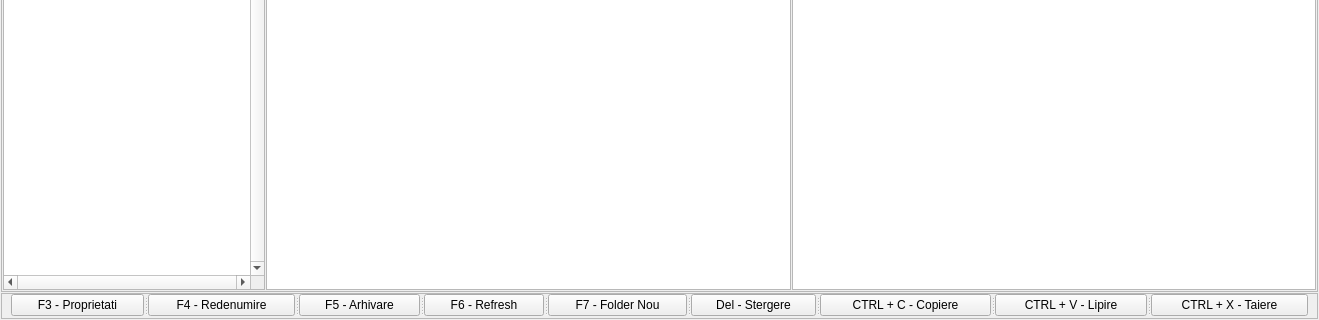
dmn223/TotalCommander, file TotalCommander/Display.ui: the form before one commit; both pictures show x 0 to 1319 and y 505 to 825 of the 1319 by 825 pixel window.
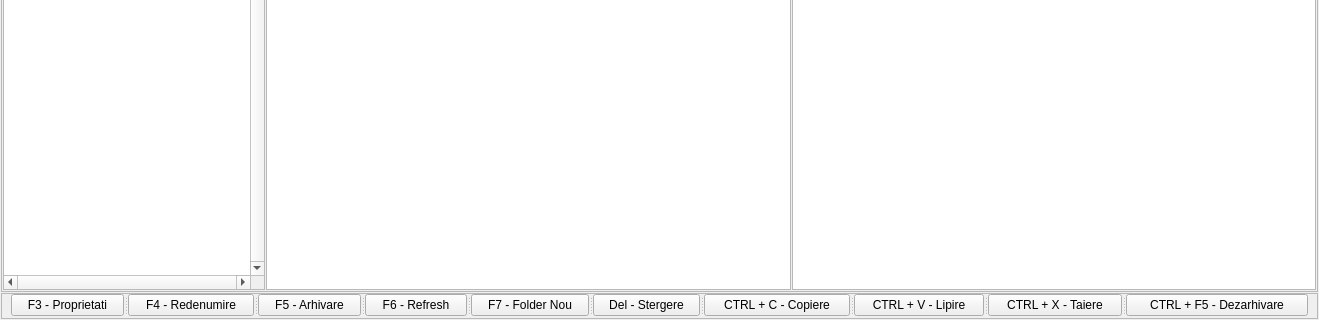
The form after the commit.

What changed in the file:
```diff
--- a/TotalCommander/Display.ui
+++ b/TotalCommander/Display.ui
@@ -217,6 +217,11 @@
           <string>CTRL + X - Taiere</string>
          </property>
         </widget>
+        <widget class="QPushButton" name="pushButton_10">
+         <property name="text">
+          <string>CTRL + F5 - Dezarhivare</string>
+         </property>
+        </widget>
        </widget>
       </item>
      </layout>
```
